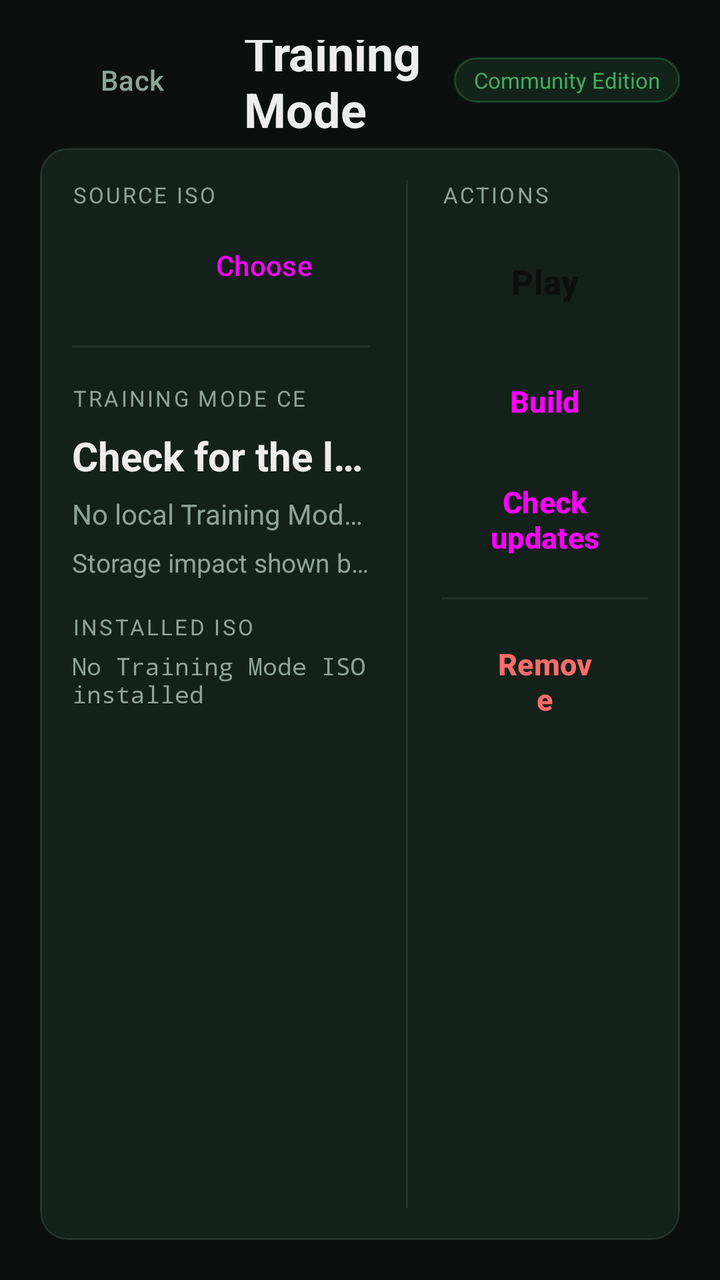
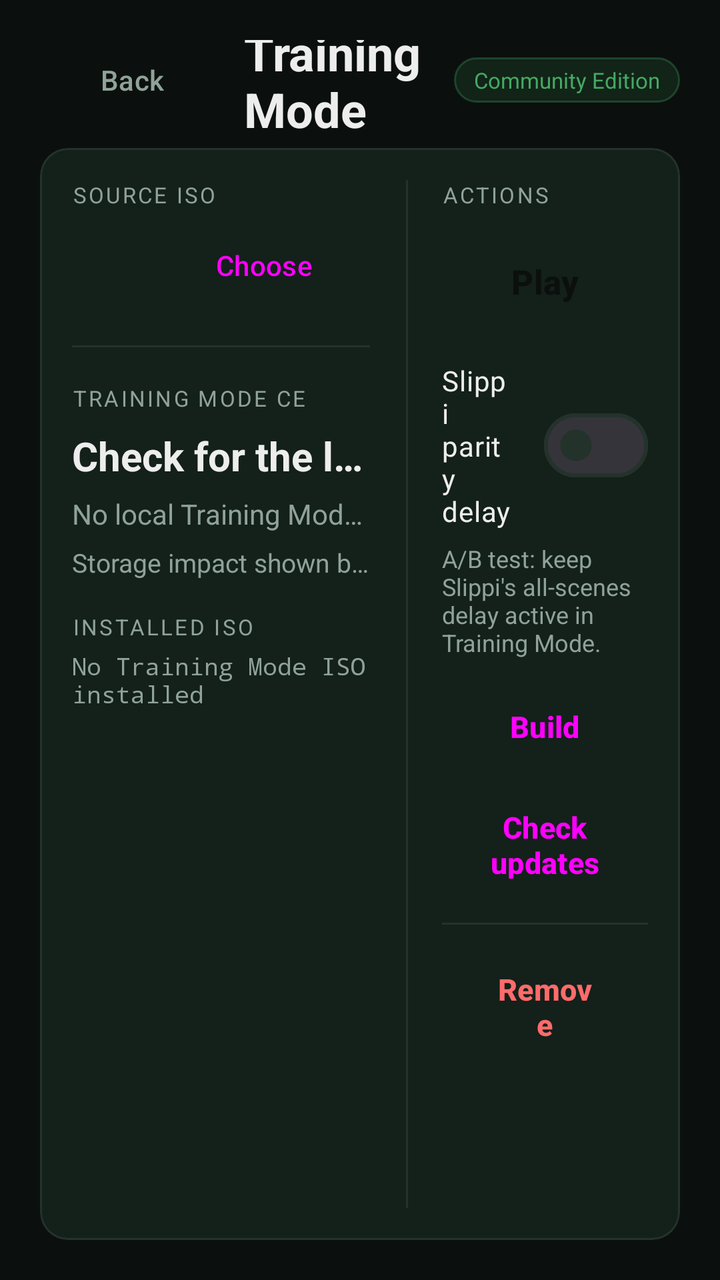

Screens rendered from an Android XML layout before and after an edit, with the pre-edit source and the edit as a unified diff.
<!-- AndroidManifest.xml: activity theme Theme.SlippiDolphin -->
<!-- res/layout/activity_training_mode.xml -->
<?xml version="1.0" encoding="utf-8"?>
<androidx.constraintlayout.widget.ConstraintLayout
    xmlns:android="http://schemas.android.com/apk/res/android"
    xmlns:app="http://schemas.android.com/apk/res-auto"
    android:layout_width="match_parent"
    android:layout_height="match_parent"
    android:background="@color/dark_bg"
    android:padding="20dp">

    <Button
        android:id="@+id/training_back"
        style="@style/Widget.Material3.Button.TextButton"
        android:layout_width="92dp"
        android:layout_height="40dp"
        android:paddingHorizontal="0dp"
        android:text="@string/back"
        android:textColor="@color/text_secondary"
        app:layout_constraintStart_toStartOf="parent"
        app:layout_constraintTop_toTopOf="parent"/>

    <TextView
        android:id="@+id/training_title"
        android:layout_width="0dp"
        android:layout_height="wrap_content"
        android:layout_marginStart="10dp"
        android:text="@string/training_screen_title"
        android:textColor="@color/text_primary"
        android:textSize="24sp"
        android:textStyle="bold"
        app:layout_constraintBottom_toBottomOf="@id/training_back"
        app:layout_constraintEnd_toStartOf="@id/training_chip"
        app:layout_constraintStart_toEndOf="@id/training_back"
        app:layout_constraintTop_toTopOf="@id/training_back"/>

    <TextView
        android:id="@+id/training_chip"
        android:layout_width="wrap_content"
        android:layout_height="wrap_content"
        android:background="@drawable/chip_bg"
        android:paddingHorizontal="10dp"
        android:paddingVertical="4dp"
        android:text="@string/training_screen_chip"
        android:textColor="@color/slippi_green"
        android:textSize="11sp"
        app:layout_constraintBottom_toBottomOf="@id/training_title"
        app:layout_constraintEnd_toEndOf="parent"
        app:layout_constraintTop_toTopOf="@id/training_title"/>

    <com.google.android.material.card.MaterialCardView
        android:id="@+id/training_panel"
        android:layout_width="0dp"
        android:layout_height="0dp"
        android:layout_marginTop="14dp"
        app:cardBackgroundColor="@color/card_bg"
        app:cardCornerRadius="14dp"
        app:cardElevation="0dp"
        app:layout_constraintBottom_toBottomOf="parent"
        app:layout_constraintEnd_toEndOf="parent"
        app:layout_constraintStart_toStartOf="parent"
        app:layout_constraintTop_toBottomOf="@id/training_back"
        app:strokeColor="@color/card_stroke"
        app:strokeWidth="1dp">

        <androidx.constraintlayout.widget.ConstraintLayout
            android:layout_width="match_parent"
            android:layout_height="match_parent"
            android:padding="16dp">

            <androidx.constraintlayout.widget.Guideline
                android:id="@+id/training_panel_split"
                android:layout_width="wrap_content"
                android:layout_height="wrap_content"
                android:orientation="vertical"
                app:layout_constraintGuide_percent="0.58"/>

            <LinearLayout
                android:id="@+id/training_setup_column"
                android:layout_width="0dp"
                android:layout_height="0dp"
                android:layout_marginEnd="18dp"
                android:orientation="vertical"
                app:layout_constraintBottom_toBottomOf="parent"
                app:layout_constraintEnd_toStartOf="@id/training_panel_split"
                app:layout_constraintStart_toStartOf="parent"
                app:layout_constraintTop_toTopOf="parent">

                <TextView
                    android:layout_width="match_parent"
                    android:layout_height="wrap_content"
                    android:letterSpacing="0.1"
                    android:text="@string/training_source_iso"
                    android:textAllCaps="true"
                    android:textColor="@color/text_secondary"
                    android:textSize="11sp"/>

                <LinearLayout
                    android:layout_width="match_parent"
                    android:layout_height="wrap_content"
                    android:layout_marginTop="6dp"
                    android:gravity="center_vertical"
                    android:orientation="horizontal">

                    <TextView
                        android:id="@+id/training_iso_status"
                        android:layout_width="0dp"
                        android:layout_height="wrap_content"
                        android:layout_weight="1"
                        android:ellipsize="middle"
                        android:maxLines="1"
                        android:text="@string/iso_label_empty"
                        android:textColor="@color/text_primary"
                        android:textSize="18sp"/>

                    <Button
                        android:id="@+id/training_pick_iso"
                        style="@style/Widget.Material3.Button.TonalButton"
                        android:layout_width="160dp"
                        android:layout_height="44dp"
                        android:layout_marginStart="16dp"
                        android:text="@string/pick_iso"/>
                </LinearLayout>

                <View
                    android:layout_width="match_parent"
                    android:layout_height="1dp"
                    android:layout_marginVertical="18dp"
                    android:background="@color/card_stroke"/>

                <TextView
                    android:layout_width="match_parent"
                    android:layout_height="wrap_content"
                    android:letterSpacing="0.1"
                    android:text="@string/training_section"
                    android:textAllCaps="true"
                    android:textColor="@color/text_secondary"
                    android:textSize="11sp"/>

                <TextView
                    android:id="@+id/training_status"
                    android:layout_width="match_parent"
                    android:layout_height="wrap_content"
                    android:layout_marginTop="8dp"
                    android:ellipsize="end"
                    android:maxLines="1"
                    android:text="@string/training_status_needs_check"
                    android:textColor="@color/text_primary"
                    android:textSize="20sp"
                    android:textStyle="bold"/>

                <TextView
                    android:id="@+id/training_version"
                    android:layout_width="match_parent"
                    android:layout_height="wrap_content"
                    android:layout_marginTop="6dp"
                    android:ellipsize="end"
                    android:maxLines="1"
                    android:text="@string/training_no_version"
                    android:textColor="@color/text_secondary"
                    android:textSize="14sp"/>

                <TextView
                    android:id="@+id/training_storage"
                    android:layout_width="match_parent"
                    android:layout_height="wrap_content"
                    android:layout_marginTop="6dp"
                    android:ellipsize="end"
                    android:maxLines="1"
                    android:text="@string/training_storage_unknown"
                    android:textColor="@color/text_secondary"
                    android:textSize="13sp"/>

                <TextView
                    android:layout_width="match_parent"
                    android:layout_height="wrap_content"
                    android:layout_marginTop="16dp"
                    android:letterSpacing="0.1"
                    android:text="@string/training_installed_path_label"
                    android:textAllCaps="true"
                    android:textColor="@color/text_secondary"
                    android:textSize="11sp"/>

                <TextView
                    android:id="@+id/training_installed_path"
                    android:layout_width="match_parent"
                    android:layout_height="wrap_content"
                    android:layout_marginTop="4dp"
                    android:ellipsize="middle"
                    android:fontFamily="monospace"
                    android:maxLines="2"
                    android:text="@string/training_no_installed_path"
                    android:textColor="@color/text_secondary"
                    android:textSize="12sp"/>
            </LinearLayout>

            <View
                android:id="@+id/training_panel_divider"
                android:layout_width="1dp"
                android:layout_height="0dp"
                android:background="@color/card_stroke"
                app:layout_constraintBottom_toBottomOf="parent"
                app:layout_constraintStart_toStartOf="@id/training_panel_split"
                app:layout_constraintTop_toTopOf="parent"/>

            <LinearLayout
                android:id="@+id/training_actions_column"
                android:layout_width="0dp"
                android:layout_height="0dp"
                android:layout_marginStart="18dp"
                android:gravity="top"
                android:orientation="vertical"
                app:layout_constraintBottom_toBottomOf="parent"
                app:layout_constraintEnd_toEndOf="parent"
                app:layout_constraintStart_toEndOf="@id/training_panel_split"
                app:layout_constraintTop_toTopOf="parent">

                <TextView
                    android:layout_width="match_parent"
                    android:layout_height="wrap_content"
                    android:letterSpacing="0.1"
                    android:text="@string/training_actions_section"
                    android:textAllCaps="true"
                    android:textColor="@color/text_secondary"
                    android:textSize="11sp"/>

                <Button
                    android:id="@+id/training_play"
                    style="@style/Widget.Material3.Button"
                    android:layout_width="match_parent"
                    android:layout_height="52dp"
                    android:layout_marginTop="10dp"
                    android:text="@string/training_play"
                    android:textColor="#FF0B100E"
                    android:textSize="17sp"
                    android:textStyle="bold"
                    app:backgroundTint="@color/slippi_green"/>

                <Button
                    android:id="@+id/training_build"
                    style="@style/Widget.Material3.Button.TonalButton"
                    android:layout_width="match_parent"
                    android:layout_height="48dp"
                    android:layout_marginTop="10dp"
                    android:text="@string/training_build"
                    android:textSize="15sp"
                    android:textStyle="bold"/>

                <Button
                    android:id="@+id/training_check_updates"
                    style="@style/Widget.Material3.Button.TonalButton"
                    android:layout_width="match_parent"
                    android:layout_height="48dp"
                    android:layout_marginTop="10dp"
                    android:text="@string/training_check_updates"
                    android:textSize="15sp"
                    android:textStyle="bold"/>

                <View
                    android:layout_width="match_parent"
                    android:layout_height="1dp"
                    android:layout_marginVertical="16dp"
                    android:background="@color/card_stroke"/>

                <Button
                    android:id="@+id/training_remove"
                    style="?attr/materialButtonOutlinedStyle"
                    android:layout_width="match_parent"
                    android:layout_height="48dp"
                    android:text="@string/training_remove"
                    android:textColor="#FFFF6B6B"
                    android:textSize="15sp"
                    android:textStyle="bold"
                    app:strokeColor="#FFFF6B6B"/>
            </LinearLayout>
        </androidx.constraintlayout.widget.ConstraintLayout>
    </com.google.android.material.card.MaterialCardView>
</androidx.constraintlayout.widget.ConstraintLayout>
<!-- resources referenced by this layout -->
<resources>
  <color name="card_bg">#FF14201A</color>
  <color name="card_stroke">#FF24322C</color>
  <color name="dark_bg">#FF0B100E</color>
  <color name="slippi_green">#FF44A963</color>
  <color name="text_primary">#FFEDEDED</color>
  <color name="text_secondary">#FF8FA398</color>
  <!-- drawable chip_bg (drawable) -->
  <?xml version="1.0" encoding="utf-8"?>
  <shape xmlns:android="http://schemas.android.com/apk/res/android" android:shape="rectangle">
      <solid android:color="#1F44A963"/>
      <stroke android:width="1dp" android:color="#4D44A963"/>
      <corners android:radius="999dp"/>
  </shape>
  <string name="back">Back</string>
  <string name="iso_label_empty">No ISO selected</string>
  <string name="pick_iso">Choose</string>
  <string name="training_actions_section">Actions</string>
  <string name="training_build">Build</string>
  <string name="training_check_updates">Check updates</string>
  <string name="training_installed_path_label">Installed ISO</string>
  <string name="training_no_installed_path">No Training Mode ISO installed</string>
  <string name="training_no_version">No local Training Mode ISO yet</string>
  <string name="training_play">Play</string>
  <string name="training_remove">Remove Training Mode</string>
  <string name="training_screen_chip">Community Edition</string>
  <string name="training_screen_title">Training Mode</string>
  <string name="training_section">Training Mode CE</string>
  <string name="training_source_iso">Source ISO</string>
  <string name="training_status_needs_check">Check for the latest Community Edition release</string>
  <string name="training_storage_unknown">Storage impact shown before build</string>
  <style name="Theme.SlippiDolphin" parent="Theme.Material3.Dark.NoActionBar">
          <item name="android:windowBackground">@color/dark_bg</item>
          <item name="android:statusBarColor">@color/dark_bg</item>
          <item name="android:navigationBarColor">@color/dark_bg</item>
  
          
          <item name="colorPrimary">@color/slippi_green</item>
          <item name="colorOnPrimary">#FF0B100E</item>
          <item name="colorPrimaryContainer">@color/slippi_green</item>
          <item name="colorOnPrimaryContainer">#FF0B100E</item>
          <item name="colorSecondary">@color/slippi_green</item>
          <item name="colorOnSecondary">#FF0B100E</item>
          <item name="colorTertiary">@color/slippi_green</item>
          <item name="colorSurface">@color/card_bg</item>
          <item name="colorOnSurface">@color/text_primary</item>
          <item name="colorOnSurfaceVariant">@color/text_secondary</item>
          <item name="colorOutline">@color/card_stroke</item>
          <item name="android:colorBackground">@color/dark_bg</item>
      </style>
</resources>

<!-- the commit's change to res/layout/activity_training_mode.xml (unified diff, before → after) -->
@@ -234,6 +234,24 @@
                     android:textStyle="bold"
                     app:backgroundTint="@color/slippi_green"/>
 
+                <com.google.android.material.materialswitch.MaterialSwitch
+                    android:id="@+id/training_slippi_parity_delay"
+                    android:layout_width="match_parent"
+                    android:layout_height="wrap_content"
+                    android:layout_marginTop="10dp"
+                    android:paddingVertical="4dp"
+                    android:text="@string/training_slippi_parity_delay"
+                    android:textColor="@color/text_primary"
+                    android:textSize="14sp"/>
+
+                <TextView
+                    android:layout_width="match_parent"
+                    android:layout_height="wrap_content"
+                    android:layout_marginTop="2dp"
+                    android:text="@string/training_slippi_parity_delay_summary"
+                    android:textColor="@color/text_secondary"
+                    android:textSize="12sp"/>
+
                 <Button
                     android:id="@+id/training_build"
                     style="@style/Widget.Material3.Button.TonalButton"
<!-- resource entries referenced after the edit -->
@@ -27,6 +27,8 @@
   <string name="training_screen_chip">Community Edition</string>
   <string name="training_screen_title">Training Mode</string>
   <string name="training_section">Training Mode CE</string>
+  <string name="training_slippi_parity_delay">Slippi parity delay</string>
+  <string name="training_slippi_parity_delay_summary">A/B test: keep Slippi\'s all-scenes delay active in Training Mode.</string>
   <string name="training_source_iso">Source ISO</string>
   <string name="training_status_needs_check">Check for the latest Community Edition release</string>
   <string name="training_storage_unknown">Storage impact shown before build</string>
